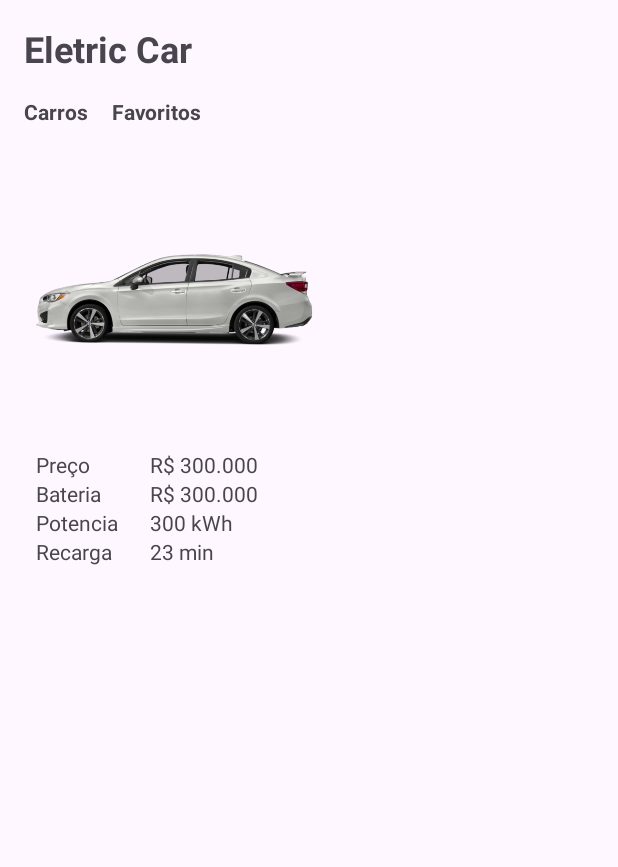
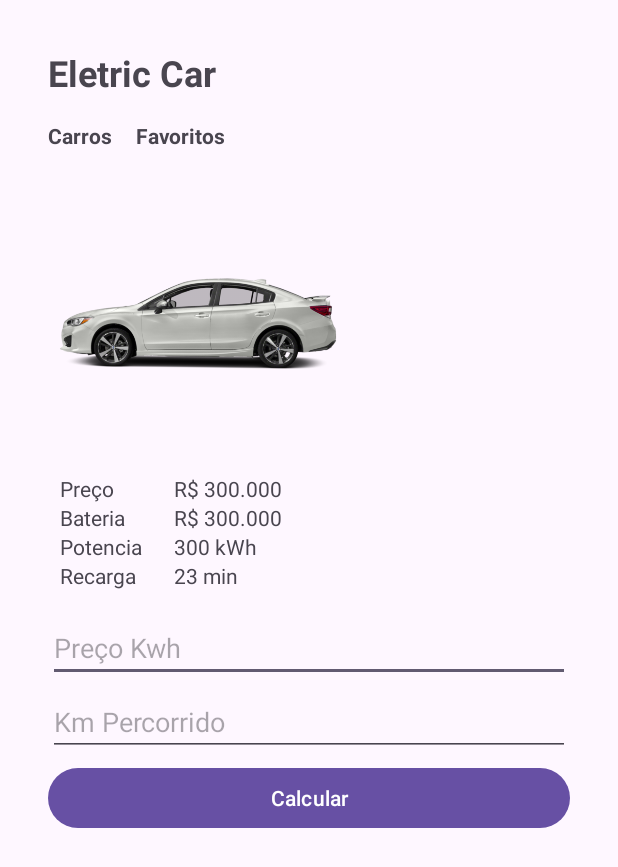
Before and after one commit to joantoniopn/segundo-app-dio, an Android app: the screen it shows after launch (MainActivity), on a phone screen of 412 x 824 dp. Shown: the top 867 px of the screen. Run offline under Robolectric (Android 15) with nearby library versions, the phone set to English and light mode, and no system bars.

Commit message:
incluido formulario para calculo

```diff
--- a/app/src/main/res/layout/activity_main.xml
+++ b/app/src/main/res/layout/activity_main.xml
@@ -1,18 +1,21 @@
 <?xml version="1.0" encoding="utf-8"?>
-<androidx.constraintlayout.widget.ConstraintLayout
-    xmlns:android="http://schemas.android.com/apk/res/android"
+<androidx.constraintlayout.widget.ConstraintLayout xmlns:android="http://schemas.android.com/apk/res/android"
     xmlns:app="http://schemas.android.com/apk/res-auto"
     xmlns:tools="http://schemas.android.com/tools"
-    android:layout_height="match_parent" android:layout_width="match_parent">
+    android:layout_width="match_parent"
+    android:layout_height="match_parent"
+    android:layout_margin="16dp"
+    android:orientation="vertical"
+    android:visibility="visible">
 
     <TextView
         android:id="@+id/tv_titulo"
         android:layout_width="wrap_content"
         android:layout_height="wrap_content"
+        android:layout_margin="16dp"
         android:text="@string/string_title"
+        android:textSize="24sp"
         android:textStyle="bold"
-        android:textSize="24sp"
-        android:layout_margin="16dp"
         app:layout_constraintLeft_toLeftOf="parent"
         app:layout_constraintTop_toTopOf="parent" />
 
@@ -20,37 +23,37 @@
         android:id="@+id/tv_carros"
         android:layout_width="wrap_content"
         android:layout_height="wrap_content"
+        android:layout_margin="16dp"
         android:text="@string/carros"
         android:textStyle="bold"
-        android:layout_margin="16dp"
-        app:layout_constraintTop_toBottomOf="@+id/tv_titulo"
-        app:layout_constraintStart_toStartOf="parent" />
+        app:layout_constraintStart_toStartOf="parent"
+        app:layout_constraintTop_toBottomOf="@+id/tv_titulo" />
 
     <TextView
         android:id="@+id/tv_favoritos"
         android:layout_width="wrap_content"
         android:layout_height="wrap_content"
+        android:layout_marginStart="16dp"
         android:text="@string/favoritos"
         android:textStyle="bold"
-        android:layout_marginStart="16dp"
         app:layout_constraintStart_toEndOf="@id/tv_carros"
-        app:layout_constraintTop_toTopOf="@id/tv_carros"/>
+        app:layout_constraintTop_toTopOf="@id/tv_carros" />
 
     <ImageView
         android:id="@+id/iv_image"
         android:layout_width="200dp"
         android:layout_height="200dp"
         android:layout_marginTop="16dp"
-        app:layout_constraintTop_toBottomOf="@+id/tv_carros"
+        android:src="@drawable/pngegg"
         app:layout_constraintLeft_toLeftOf="@+id/tv_titulo"
-        android:src="@drawable/pngegg" />
+        app:layout_constraintTop_toBottomOf="@+id/tv_carros" />
 
     <TextView
         android:id="@+id/tv_preco"
         android:layout_width="60dp"
         android:layout_height="wrap_content"
+        android:layout_marginStart="24dp"
         android:text="@string/preco"
-        android:layout_marginStart="24dp"
         app:layout_constraintStart_toStartOf="parent"
         app:layout_constraintTop_toBottomOf="@+id/iv_image" />
 
@@ -58,8 +61,8 @@
         android:id="@+id/tv_preco_value"
         android:layout_width="100dp"
         android:layout_height="wrap_content"
+        android:layout_marginStart="16dp"
         android:text="R$ 300.000"
-        android:layout_marginStart="16dp"
         app:layout_constraintStart_toEndOf="@+id/tv_preco"
         app:layout_constraintTop_toBottomOf="@+id/iv_image" />
 
@@ -67,8 +70,8 @@
         android:id="@+id/tv_bateria"
         android:layout_width="60dp"
         android:layout_height="wrap_content"
+        android:layout_marginStart="24dp"
         android:text="@string/bateria"
-        android:layout_marginStart="24dp"
         app:layout_constraintStart_toStartOf="parent"
         app:layout_constraintTop_toBottomOf="@+id/tv_preco" />
 
@@ -76,8 +79,8 @@
         android:id="@+id/tv_bateria_value"
         android:layout_width="100dp"
         android:layout_height="wrap_content"
+        android:layout_marginStart="16dp"
         android:text="R$ 300.000"
-        android:layout_marginStart="16dp"
         app:layout_constraintStart_toEndOf="@+id/tv_bateria"
         app:layout_constraintTop_toTopOf="@+id/tv_bateria" />
 
@@ -85,8 +88,8 @@
         android:id="@+id/tv_potencia"
         android:layout_width="60dp"
         android:layout_height="wrap_content"
+        android:layout_marginStart="24dp"
         android:text="@string/potencia"
-        android:layout_marginStart="24dp"
         app:layout_constraintStart_toStartOf="parent"
         app:layout_constraintTop_toBottomOf="@+id/tv_bateria" />
 
@@ -94,8 +97,8 @@
         android:id="@+id/tv_potencia_value"
         android:layout_width="100dp"
         android:layout_height="wrap_content"
+        android:layout_marginStart="16dp"
         android:text="300 kWh"
-        android:layout_marginStart="16dp"
         app:layout_constraintStart_toEndOf="@+id/tv_potencia"
         app:layout_constraintTop_toTopOf="@+id/tv_potencia" />
 
@@ -104,8 +107,8 @@
         android:id="@+id/tv_recarga"
         android:layout_width="60dp"
         android:layout_height="wrap_content"
+        android:layout_marginStart="24dp"
         android:text="@string/recarga"
-        android:layout_marginStart="24dp"
         app:layout_constraintStart_toStartOf="parent"
         app:layout_constraintTop_toBottomOf="@+id/tv_potencia" />
 
@@ -113,10 +116,45 @@
         android:id="@+id/tv_recarga_value"
         android:layout_width="100dp"
         android:layout_height="wrap_content"
+        android:layout_marginStart="16dp"
         android:text="23 min"
-        android:layout_marginStart="16dp"
         app:layout_constraintStart_toEndOf="@+id/tv_recarga"
         app:layout_constraintTop_toTopOf="@+id/tv_recarga" />
 
+    <EditText
+        android:id="@+id/et_preco_kwh"
+        android:layout_width="0dp"
+        android:layout_height="wrap_content"
+        android:layout_margin="16dp"
+        android:ems="10"
+        android:hint="@string/preco_kwh"
+        android:inputType="number"
+        android:maxLength="10"
+        app:layout_constraintEnd_toEndOf="parent"
+        app:layout_constraintStart_toStartOf="parent"
+        app:layout_constraintTop_toBottomOf="@+id/tv_recarga_value" />
+
+    <EditText
+        android:id="@+id/et_km_percorrido"
+        android:layout_width="0dp"
+        android:layout_height="wrap_content"
+        android:layout_marginTop="4dp"
+        android:hint="@string/km_percorrido"
+        android:inputType="number"
+        android:maxLength="10"
+        app:layout_constraintEnd_toEndOf="@+id/et_preco_kwh"
+        app:layout_constraintStart_toStartOf="@+id/et_preco_kwh"
+        app:layout_constraintTop_toBottomOf="@+id/et_preco_kwh" />
+
+    <Button
+        android:id="@+id/btn_calcular"
+        android:layout_width="0dp"
+        android:layout_marginTop="4dp"
+        android:layout_height="wrap_content"
+        app:layout_constraintTop_toBottomOf="@+id/et_km_percorrido"
+        app:layout_constraintStart_toStartOf="@+id/et_km_percorrido"
+        app:layout_constraintEnd_toEndOf="@+id/et_km_percorrido"
+        android:text="@string/btn_tx_calcular" />
+
 
 </androidx.constraintlayout.widget.ConstraintLayout>
--- a/app/src/main/res/values/strings.xml
+++ b/app/src/main/res/values/strings.xml
@@ -7,4 +7,7 @@
     <string name="bateria">Bateria</string>
     <string name="potencia">Potencia</string>
     <string name="recarga">Recarga</string>
+    <string name="preco_kwh">Preço Kwh</string>
+    <string name="km_percorrido">Km Percorrido</string>
+    <string name="btn_tx_calcular">Calcular</string>
 </resources>
```
